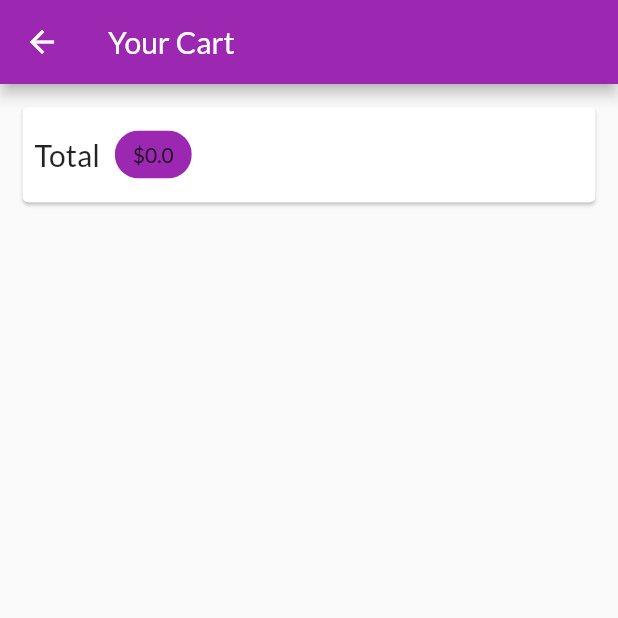
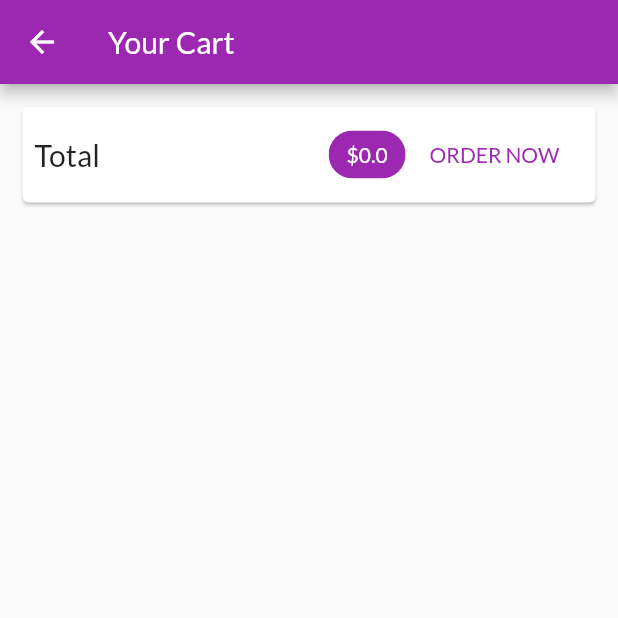
Before and after one commit to MilanDavid/flutter_shop, a Flutter app: the CartScreen screen opened by its route, on a phone screen of 412 x 824 dp, the top half of it. Run offline on Flutter 3.47's test engine with Material 2 defaults, Android fonts, the phone set to English and light mode, and no system bars; network calls fail.

Commit message:
some more styling

```diff
--- a/lib/screens/cart_screen.dart
+++ b/lib/screens/cart_screen.dart
@@ -20,13 +20,24 @@ class CartScreen extends StatelessWidget {
             child: Padding(
               padding: EdgeInsets.all(8.0),
               child: Row(
+                mainAxisAlignment: MainAxisAlignment.spaceBetween,
                 children: <Widget>[
                   Text('Total', style: TextStyle(fontSize: 20.0)),
-                  SizedBox(width: 10.0),
+                  Spacer(),
                   Chip(
-                    label: Text('\$${cart.totalAmount}'),
+                    label: Text(
+                      '\$${cart.totalAmount}',
+                      style: TextStyle(
+                          color:
+                              Theme.of(context).primaryTextTheme.title.color),
+                    ),
                     backgroundColor: Theme.of(context).primaryColor,
                   ),
+                  FlatButton(
+                    child: Text('ORDER NOW'),
+                    onPressed: () {},
+                    textColor: Theme.of(context).primaryColor,
+                  )
                 ],
               ),
             ),
```
